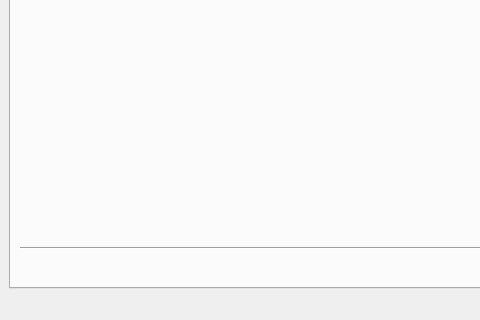
This is ui/mainwindow.ui in OmarSyba/MPEI-Actualochka as Qt 5 draws it before an edit; both pictures show x 0 to 480 and y 278 to 598 of the 858 by 598 pixel window. The edited form follows.
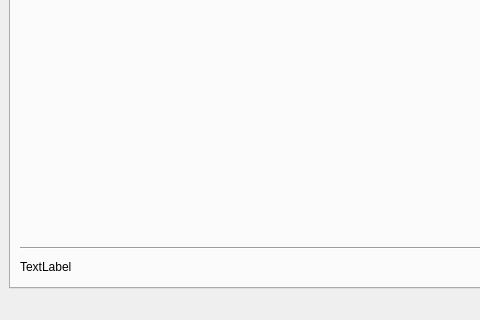
This is the edited form. The open tabs and pages were chosen to show the change.

```diff
--- a/ui/mainwindow.ui
+++ b/ui/mainwindow.ui
@@ -174,6 +174,16 @@
         </item>
         <item row="3" column="0">
          <layout class="QHBoxLayout" name="horizontalLayout_5">
+          <item>
+           <widget class="QLabel" name="versionLabel">
+            <property name="styleSheet">
+             <string notr="true">font: 8pt &quot;MS Shell Dlg 2&quot;;</string>
+            </property>
+            <property name="text">
+             <string>TextLabel</string>
+            </property>
+           </widget>
+          </item>
           <item>
            <spacer name="horizontalSpacer_3">
             <property name="orientation">
```
